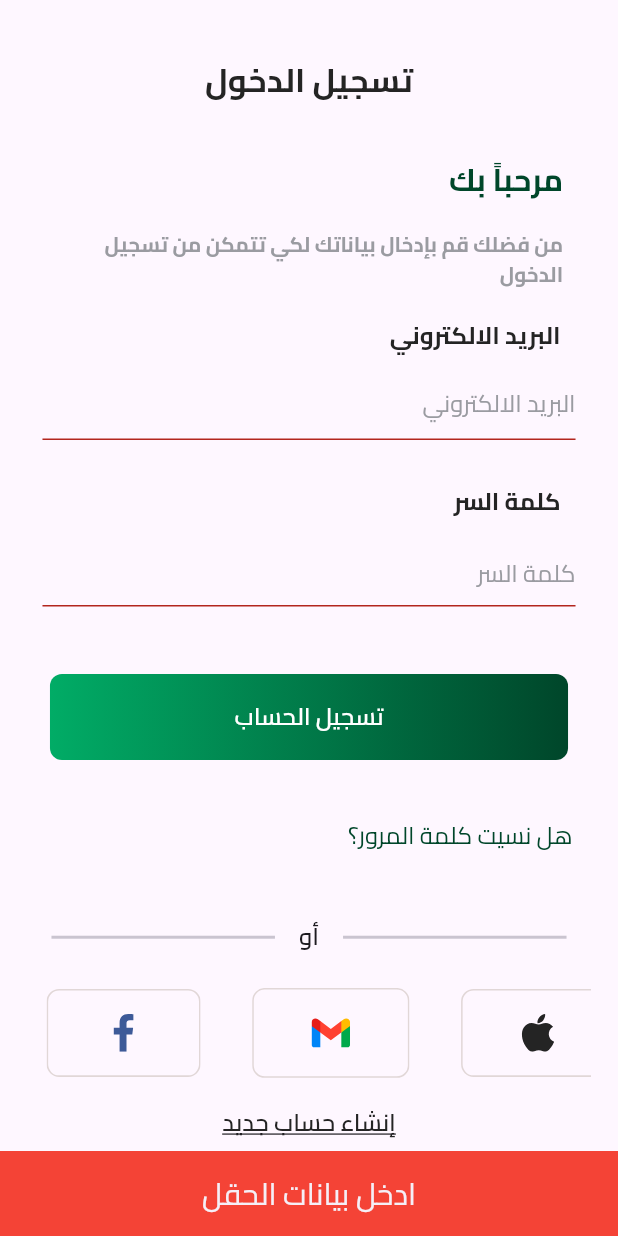
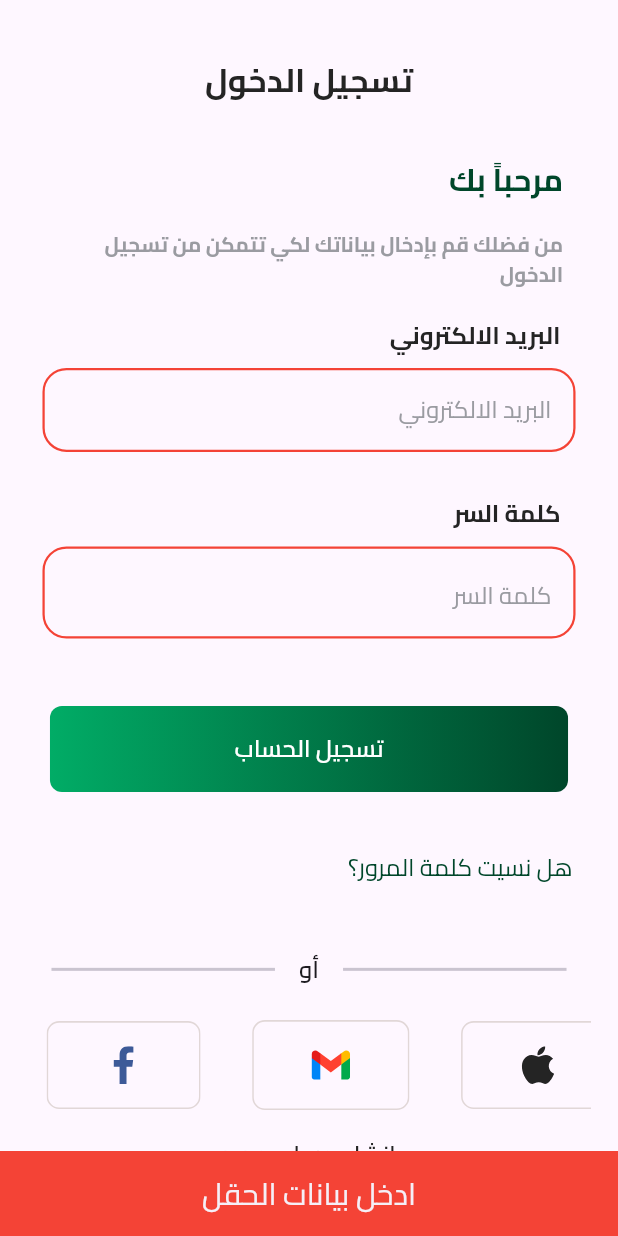
Before and after one commit to ahmedabdelkrim125/alamashi, a Flutter app: the LoginPage screen opened by its route, after a tap on "تسجيل الحساب", on a phone screen of 412 x 824 dp. Run offline on Flutter 3.47's test engine with Material 3 defaults, Android fonts, the phone set to English and light mode, and no system bars; our stand-ins replace dio, dots_indicator, flutter_screenutil, flutter_svg, go_router; missing offline and left inert: svg_flutter.

```diff
--- a/lib/core/api/api_consumer.dart
+++ b/lib/core/api/api_consumer.dart
@@ -7,20 +7,24 @@ abstract class ApiConsumer {
     String path, {
     Object? data,
     Map<String, dynamic>? queryParameters,
+    bool isFromData = false,
   });
   Future<dynamic> put(
     String path, {
     Object? data,
     Map<String, dynamic>? queryParameters,
+    bool isFromData = false,
   });
   Future<dynamic> post(
     String path, {
     Object? data,
     Map<String, dynamic>? queryParameters,
+    bool isFromData = false,
   });
   Future<dynamic> get(
     String path, {
     Object? data,
     Map<String, dynamic>? queryParameters,
+    bool isFromData = false,
   });
 }
--- a/lib/core/assets.dart
+++ /dev/null
@@ -1,3 +0,0 @@
-class Assets {
-  static String logo = 'assets/images/logo.svg';
-}
--- a/lib/core/errors/error_model.dart
+++ b/lib/core/errors/error_model.dart
@@ -1,3 +1,5 @@
+import 'package:egyptian_supermaekat/core/api/end_points.dart';
+
 class ErrorModel {
   final int status;
   final String errorMessage;
@@ -5,8 +7,8 @@ class ErrorModel {
   ErrorModel({required this.status, required this.errorMessage});
   factory ErrorModel.fromJson(Map<String, dynamic> jsonData) {
     return ErrorModel(
-      status: jsonData['status'],
-      errorMessage: jsonData['errorMessage'],
+      status: jsonData[ApiKeys.statusCode],
+      errorMessage: jsonData[ApiKeys.errorMessage],
     );
   }
 }
--- a/lib/features/auth/presentation/view/Widgets/cutom_textfiled.dart
+++ b/lib/features/auth/presentation/view/Widgets/cutom_textfiled.dart
@@ -37,23 +37,42 @@ class CustomTextField extends StatelessWidget {
               borderRadius: BorderRadius.circular(16),
               borderSide: BorderSide(
                 color: ThemeColor.lightBorderColor,
+                width: 1.5,
+              ),
+            ),
+            focusedBorder: OutlineInputBorder(
+              // لما تدوس على الحقل
+              borderRadius: BorderRadius.circular(16),
+              borderSide: BorderSide(
+                color: ThemeColor.lightBorderColor, // نفس اللون الرمادي
+                width: 2,
               ),
             ),
             disabledBorder: OutlineInputBorder(
               borderRadius: BorderRadius.circular(16),
               borderSide: BorderSide(
                 color: ThemeColor.lightBorderColor,
+                width: 1.5,
               ),
             ),
-          focusedBorder: OutlineInputBorder(
+            errorBorder: OutlineInputBorder(
+              // لو فيه خطأ
               borderRadius: BorderRadius.circular(16),
               borderSide: BorderSide(
-              color: ThemeColor.lightBorderColor,
+                color: Colors.red,
+                width: 1.5,
+              ),
+            ),
+            focusedErrorBorder: OutlineInputBorder(
+              // خطأ + ضغط على الحقل
+              borderRadius: BorderRadius.circular(16),
+              borderSide: BorderSide(
+                color: Colors.red,
+                width: 2,
               ),
             ),
             prefix: prefix,
-        ),
-      ),
+          )),
     );
   }
 }
--- a/lib/features/on_boarding/presentation/views/Widgets/on_boarding_body.dart
+++ b/lib/features/on_boarding/presentation/views/Widgets/on_boarding_body.dart
@@ -127,8 +127,8 @@ class _OnBoardingBodyState extends State<OnBoardingBody> {
                       }
                     },
                     child: Container(
-                      width: double.infinity,
-                      height: 40.sp,
+                      width: 343.w,
+                      height: 48.h,
                       decoration: BoxDecoration(
                         borderRadius: BorderRadius.circular(8),
                         gradient: LinearGradient(
```
Also changed, not shown: lib/core/api/api_interceptors.dart (added, +9 -0 lines), lib/core/api/dio_consumer.dart (+43 -13 lines), lib/core/api/end_points.dart (added, +23 -0 lines), lib/core/networking/api_constants.dart (deleted, +0 -7 lines). Lines whose indentation alone changed are shown as unchanged.
